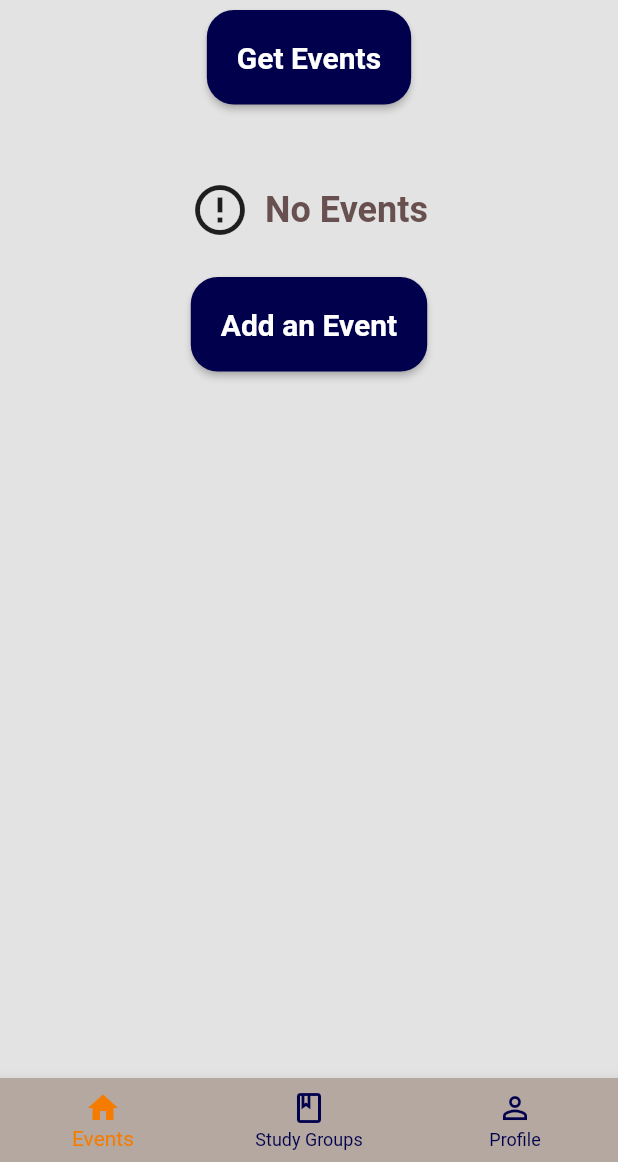
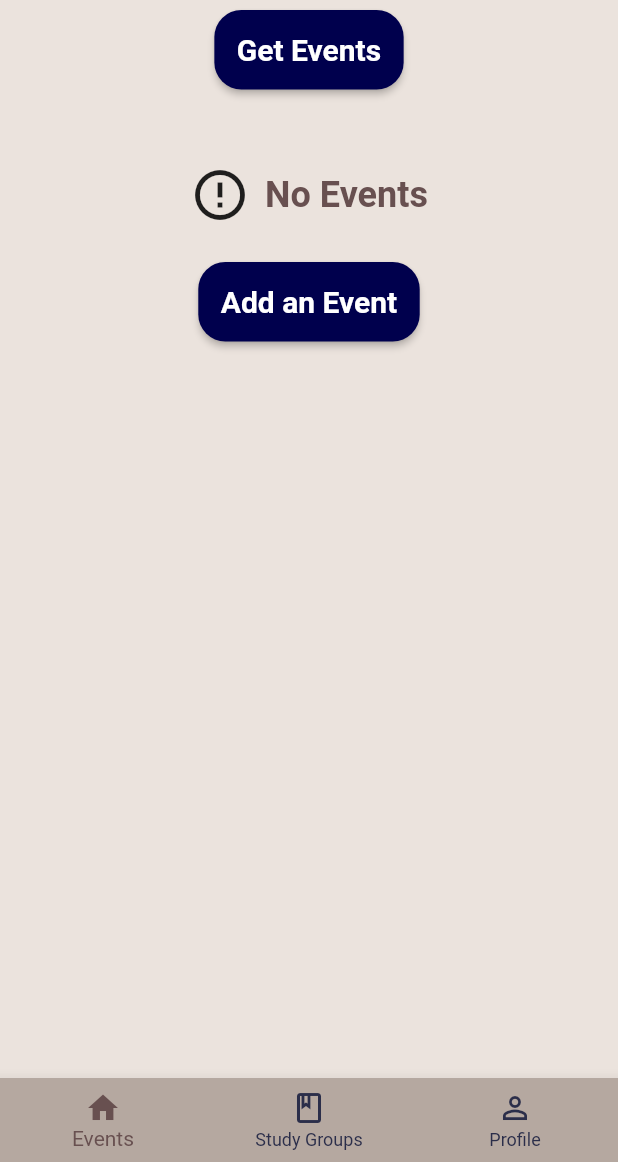
Before and after one commit to 1aggarcia/MeUni, a Flutter app: the HomeView screen opened by its route, on a phone screen of 412 x 824 dp, the part 74-1236 px from its top. Run offline on Flutter 3.47's test engine with Material 2 defaults, Android fonts, the phone set to English and light mode, and no system bars; our stand-ins replace auth_buttons, firebase_auth, firebase_core, google_sign_in, stacked, stacked_services and 1 more; accounts and stored records are empty.

Commit message:
[mobile] Create App Colors and use it across UI

```diff
--- a/mobile/lib/ui/common/app_colors.dart
+++ b/mobile/lib/ui/common/app_colors.dart
@@ -1,9 +1,12 @@
 import 'package:flutter/material.dart';
 
-const Color kcPrimaryColor = Color(0xFF9600FF);
-const Color kcPrimaryColorDark = Color(0xFF300151);
-const Color kcDarkGreyColor = Color(0xFF1A1B1E);
-const Color kcMediumGrey = Color(0xFF474A54);
-const Color kcLightGrey = Color.fromARGB(255, 187, 187, 187);
-const Color kcVeryLightGrey = Color(0xFFE3E3E3);
-const Color kcBackgroundColor = kcVeryLightGrey;
+const Color kcMediumGrey = Color(0xFFB5A8A0);
+
+const Color kcPrimaryColor = Color(0xFF2B2E4A);
+const Color kcSecondaryColor = Color(0xFFFFFFFF);
+
+const Color kcTextPrimaryColor = Color(0xFF000000);
+const Color kcTextAccentColor = Color(0xFF685050);
+const Color kcTextErrorColor = Colors.red;
+
+const Color kcBackgroundColor = Color(0xFFEBE3DD);
--- a/mobile/lib/ui/common/ui_helpers.dart
+++ b/mobile/lib/ui/common/ui_helpers.dart
@@ -1,6 +1,8 @@
 import 'dart:math';
 
 import 'package:flutter/material.dart';
+
+import 'app_colors.dart';
 
 const double _tinySize = 5.0;
 const double _smallSize = 10.0;
@@ -22,7 +24,7 @@ const Widget verticalSpaceMassive = SizedBox(height: _massiveSize);
 Widget spacedDivider = const Column(
   children: <Widget>[
     verticalSpaceMedium,
-    Divider(color: Colors.blueGrey, height: 5.0),
+    Divider(color: kcPrimaryColor, height: 5.0),
     verticalSpaceMedium,
   ],
 );
--- a/mobile/lib/ui/dialogs/info_alert/info_alert_dialog.dart
+++ b/mobile/lib/ui/dialogs/info_alert/info_alert_dialog.dart
@@ -26,7 +26,7 @@ class InfoAlertDialog extends StackedView<InfoAlertDialogModel> {
   ) {
     return Dialog(
       shape: RoundedRectangleBorder(borderRadius: BorderRadius.circular(10)),
-      backgroundColor: Colors.white,
+      backgroundColor: kcSecondaryColor,
       child: Padding(
         padding: const EdgeInsets.symmetric(horizontal: 20, vertical: 20),
         child: Column(
@@ -83,13 +83,13 @@ class InfoAlertDialog extends StackedView<InfoAlertDialogModel> {
                 width: double.infinity,
                 alignment: Alignment.center,
                 decoration: BoxDecoration(
-                  color: Colors.black,
+                  color: kcTextPrimaryColor,
                   borderRadius: BorderRadius.circular(10),
                 ),
                 child: const Text(
                   'Got it',
                   style: TextStyle(
-                    color: Colors.white,
+                    color: kcTextAccentColor,
                     fontWeight: FontWeight.bold,
                     fontSize: 16,
                   ),
--- a/mobile/lib/ui/views/events/events_view.dart
+++ b/mobile/lib/ui/views/events/events_view.dart
@@ -1,6 +1,7 @@
 import 'package:flutter/material.dart';
 import 'package:stacked/stacked.dart';
 
+import '../../common/app_colors.dart';
 import '../../common/ui_helpers.dart';
 import '../../widgets/event_card.dart';
 import '../../widgets/loading_indicator.dart';
@@ -69,7 +70,7 @@ class EventsView extends StackedView<EventsViewModel> {
           Text(
             'No Events',
             style: TextStyle(
-              color: Color(0xFF685050),
+              color: kcTextAccentColor,
               fontSize: 24,
               fontWeight: FontWeight.w600,
             ),
--- a/mobile/lib/ui/views/home/home_view.dart
+++ b/mobile/lib/ui/views/home/home_view.dart
@@ -20,7 +20,7 @@ class HomeView extends StackedView<HomeViewModel> {
           title: const Text(
             'MeUni',
             style: TextStyle(
-              color: Color(0xFF685050),
+              color: kcTextAccentColor,
               fontSize: 36,
               fontWeight: FontWeight.bold,
             ),
@@ -30,22 +30,28 @@ class HomeView extends StackedView<HomeViewModel> {
         body: _getViewForIndex(viewModel.currentIndex),
         bottomNavigationBar: BottomNavigationBar(
           type: BottomNavigationBarType.fixed,
-          backgroundColor: const Color(0xFFB5A8A0),
+          backgroundColor: kcMediumGrey,
           currentIndex: viewModel.currentIndex,
-          selectedItemColor: Colors.orange[700],
-          unselectedItemColor: const Color(0xFF00004D),
+          selectedItemColor: kcTextAccentColor,
+          unselectedItemColor: kcPrimaryColor,
           onTap: viewModel.setIndex,
-          items: const [
+          items: [
             BottomNavigationBarItem(
-              icon: Icon(Icons.home),
+              icon: viewModel.currentIndex == 0
+                  ? const Icon(Icons.home)
+                  : const Icon(Icons.home_outlined),
               label: 'Events',
             ),
             BottomNavigationBarItem(
-              icon: Icon(Icons.book_outlined),
+              icon: viewModel.currentIndex == 1
+                  ? const Icon(Icons.book)
+                  : const Icon(Icons.book_outlined),
               label: 'Study Groups',
             ),
             BottomNavigationBarItem(
-              icon: Icon(Icons.person_outline),
+              icon: viewModel.currentIndex == 2
+                  ? const Icon(Icons.person)
+                  : const Icon(Icons.person_outline),
               label: 'Profile',
             ),
           ],
--- a/mobile/lib/ui/views/login/login_view.dart
+++ b/mobile/lib/ui/views/login/login_view.dart
@@ -2,6 +2,7 @@ import 'package:auth_buttons/auth_buttons.dart';
 import 'package:flutter/material.dart';
 import 'package:stacked/stacked.dart';
 
+import '../../common/app_colors.dart';
 import 'login_viewmodel.dart';
 
 class LoginView extends StackedView<LoginViewModel> {
@@ -11,7 +12,7 @@ class LoginView extends StackedView<LoginViewModel> {
   Widget builder(
       BuildContext context, LoginViewModel viewModel, Widget? child) {
     return Scaffold(
-      backgroundColor: Theme.of(context).colorScheme.background,
+      backgroundColor: kcBackgroundColor,
       body: SafeArea(
         child: Container(
           padding: const EdgeInsets.only(left: 25.0, right: 25.0),
--- a/mobile/lib/ui/views/startup/startup_view.dart
+++ b/mobile/lib/ui/views/startup/startup_view.dart
@@ -2,6 +2,7 @@ import 'package:flutter/material.dart';
 import 'package:flutter/scheduler.dart';
 import 'package:stacked/stacked.dart';
 
+import '../../common/app_colors.dart';
 import 'startup_viewmodel.dart';
 
 class StartupView extends StackedView<StartupViewModel> {
@@ -14,6 +15,7 @@ class StartupView extends StackedView<StartupViewModel> {
     Widget? child,
   ) {
     return Scaffold(
+      backgroundColor: kcBackgroundColor,
       body: Center(
         child: Image.asset('assets/splash-screen.png'),
       ),
--- a/mobile/lib/ui/widgets/event_card.dart
+++ b/mobile/lib/ui/widgets/event_card.dart
@@ -2,6 +2,7 @@ import 'package:flutter/material.dart';
 import 'package:intl/intl.dart';
 
 import '../../models/event.dart';
+import '../common/app_colors.dart';
 
 class EventCard extends StatelessWidget {
   //* Public Properties
@@ -18,7 +19,7 @@ class EventCard extends StatelessWidget {
     final endTime = DateFormat.jm().format(event.endTime);
 
     const textStyle = TextStyle(
-      color: Colors.black,
+      color: kcTextPrimaryColor,
       fontSize: 15,
       fontFamily: 'Hind Siliguri',
       fontWeight: FontWeight.w600,
@@ -27,7 +28,7 @@ class EventCard extends StatelessWidget {
 
     return Container(
       decoration: ShapeDecoration(
-        color: Colors.white,
+        color: kcSecondaryColor,
         shape: RoundedRectangleBorder(
           borderRadius: BorderRadius.circular(16),
         ),
--- a/mobile/lib/ui/widgets/loading_indicator.dart
+++ b/mobile/lib/ui/widgets/loading_indicator.dart
@@ -1,5 +1,6 @@
 import 'package:flutter/material.dart';
 
+import '../common/app_colors.dart';
 import '../common/ui_helpers.dart';
 
 class LoadingIndicator extends StatelessWidget {
@@ -22,13 +23,13 @@ class LoadingIndicator extends StatelessWidget {
           Text(
             '$loadingText...',
             style: const TextStyle(
-              color: Color(0xFF685050),
+              color: kcTextAccentColor,
               fontSize: 24,
               fontWeight: FontWeight.bold,
             ),
           ),
           verticalSpaceMedium,
-          const CircularProgressIndicator(color: Color(0xFF685050)),
+          const CircularProgressIndicator(color: kcTextAccentColor),
         ],
       ),
     );
--- a/mobile/lib/ui/widgets/round_button.dart
+++ b/mobile/lib/ui/widgets/round_button.dart
@@ -1,4 +1,6 @@
 import 'package:flutter/material.dart';
+
+import '../common/app_colors.dart';
 
 class RoundButton extends StatelessWidget {
   //* Public Properties
@@ -18,10 +20,10 @@ class RoundButton extends StatelessWidget {
     return ElevatedButton(
       onPressed: onPressed,
       style: ElevatedButton.styleFrom(
-        padding: const EdgeInsets.all(20),
+        padding: const EdgeInsets.all(15),
         backgroundColor: const Color(0xFF00004D),
         disabledBackgroundColor: const Color(0xFF00004D).withAlpha(120),
-        foregroundColor: Colors.white,
+        foregroundColor: kcSecondaryColor,
         shape: RoundedRectangleBorder(
           borderRadius: BorderRadius.circular(18.0),
         ),
@@ -29,7 +31,7 @@ class RoundButton extends StatelessWidget {
       child: Text(
         label,
         style: const TextStyle(
-          color: Colors.white,
+          color: kcSecondaryColor,
           fontSize: 20,
           fontWeight: FontWeight.bold,
         ),
--- a/mobile/lib/ui/widgets/study_group_card.dart
+++ b/mobile/lib/ui/widgets/study_group_card.dart
@@ -2,6 +2,7 @@ import 'package:flutter/material.dart';
 import 'package:intl/intl.dart';
 
 import '../../models/study_group.dart';
+import '../common/app_colors.dart';
 import '../common/ui_helpers.dart';
 
 class StudyGroupCard extends StatelessWidget {
@@ -19,7 +20,7 @@ class StudyGroupCard extends StatelessWidget {
     final endTime = DateFormat.jm().format(studyGroup.endTime);
 
     const textStyle = TextStyle(
-      color: Colors.black,
+      color: kcTextPrimaryColor,
       fontSize: 15,
       fontFamily: 'Hind Siliguri',
       fontWeight: FontWeight.w600,
@@ -31,7 +32,7 @@ class StudyGroupCard extends StatelessWidget {
         verticalSpaceLarge,
         Container(
           decoration: ShapeDecoration(
-            color: Colors.white,
+            color: kcBackgroundColor,
             shape: RoundedRectangleBorder(
               borderRadius: BorderRadius.circular(16),
             ),
```
Also changed, not shown: mobile/lib/ui/bottom_sheets/notice/notice_sheet.dart (+2 -5 lines), mobile/lib/ui/views/create_event/create_event_view.dart (+4 -3 lines), mobile/lib/ui/views/create_profile/create_profile_view.dart (+8 -18 lines), mobile/lib/ui/views/create_study_group/create_study_group_view.dart (+4 -3 lines).
